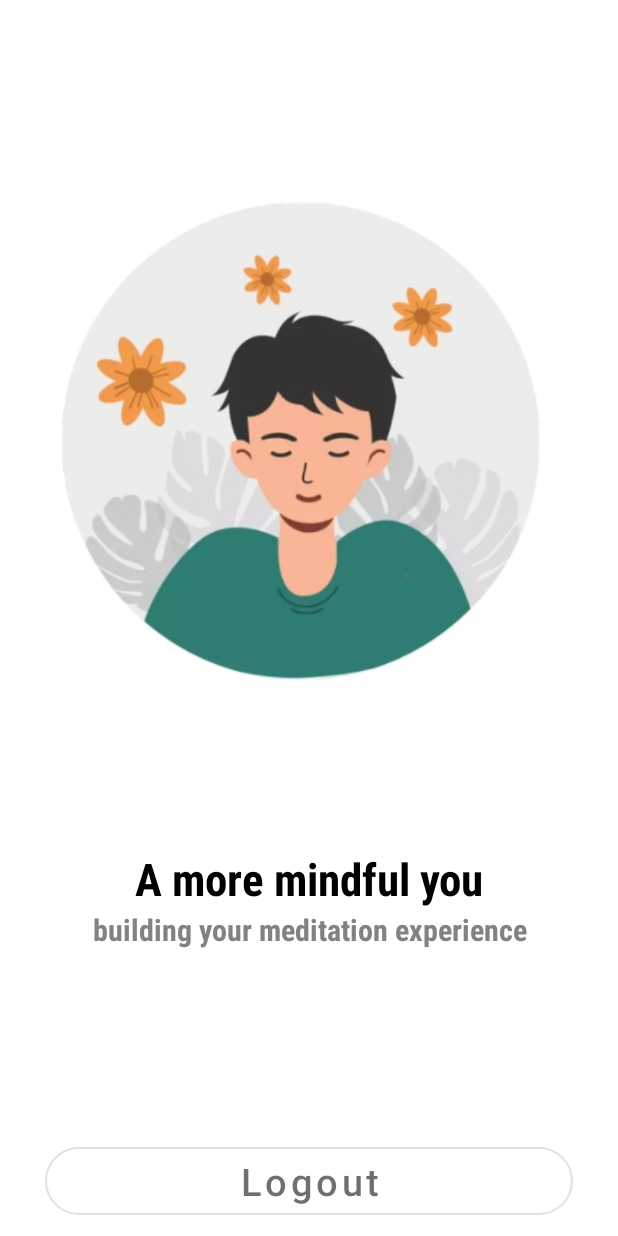
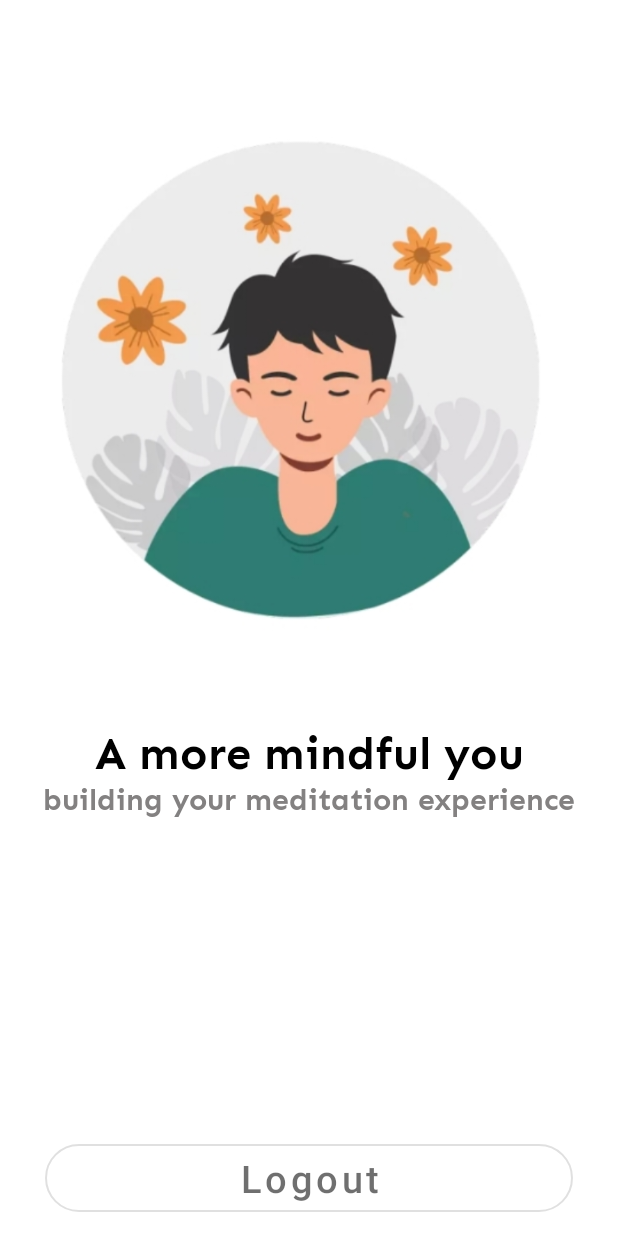
Before and after one commit to Praveen101997/Assignment-App, an Android app: the layout activity_main.xml on its own in the app's theme, with its tools: preview values and no code run, on a phone screen of 412 x 824 dp. Run offline under Robolectric (Android 15) with nearby library versions, the phone set to English and light mode, and no system bars; Roboto replaces fonts that are not available here.

Commit message:
Minor Fixes

```diff
--- a/app/build.gradle
+++ b/app/build.gradle
@@ -9,8 +9,8 @@ android {
         applicationId "com.praveen.atomapp"
         minSdkVersion 23
         targetSdkVersion 29
-        versionCode 1
-        versionName "1.0"
+        versionCode 2
+        versionName "2.0-beta"
 
         testInstrumentationRunner "androidx.test.runner.AndroidJUnitRunner"
     }
--- a/app/src/main/java/com/praveen/atomapp/LoginActivity.java
+++ b/app/src/main/java/com/praveen/atomapp/LoginActivity.java
@@ -33,6 +33,7 @@ public class LoginActivity extends AppCompatActivity{
 
     private String TAG = "Login Activity";
 
+    // Variable Declarations
     private LoginActivity binding;
     private FirebaseAuth mAuth;
     private GoogleSignInClient mGoogleSignInClient;
@@ -50,8 +51,9 @@ public class LoginActivity extends AppCompatActivity{
         super.onCreate(savedInstanceState);
         setContentView(R.layout.activity_login);
 
+        // Initialize Variables
         initialiseFields();
-
+        // Set clicklistenser on necessary fields
         clickListeners();
 
 
--- a/app/src/main/java/com/praveen/atomapp/RegistrationActivity.java
+++ b/app/src/main/java/com/praveen/atomapp/RegistrationActivity.java
@@ -26,6 +26,7 @@ public class RegistrationActivity extends AppCompatActivity{
 
     final String TAG = "Registration Activity :";
 
+    // Variable Declarations
     String uname;
     private EditText person_name;
     private MaterialButton goto_home_btn;
@@ -41,8 +42,9 @@ public class RegistrationActivity extends AppCompatActivity{
         super.onCreate(savedInstanceState);
         setContentView(R.layout.activity_registration);
 
+        // Initilaize Variables and fields
         initialiseFields();
-
+        // Set Click Listener On Necessary Fields
         clickListeners();
 
     }
@@ -128,6 +130,7 @@ public class RegistrationActivity extends AppCompatActivity{
         Log.d(TAG,"Username : " + uname);
     }
 
+    // Get User Detial from Realtime database
     private void getUserFromDatabase(DatabaseReference ref){
 
         ref.addValueEventListener(new ValueEventListener() {
--- a/app/src/main/res/layout/activity_main.xml
+++ b/app/src/main/res/layout/activity_main.xml
@@ -1,5 +1,5 @@
 <?xml version="1.0" encoding="utf-8"?>
-<androidx.constraintlayout.widget.ConstraintLayout xmlns:android="http://schemas.android.com/apk/res/android"
+<RelativeLayout xmlns:android="http://schemas.android.com/apk/res/android"
     xmlns:app="http://schemas.android.com/apk/res-auto"
     xmlns:tools="http://schemas.android.com/tools"
     android:layout_width="match_parent"
@@ -10,16 +10,16 @@
     <ImageView
         android:id="@+id/mediate_logo"
         android:layout_width="match_parent"
-        android:layout_height="0dp"
+        android:layout_height="wrap_content"
         android:layout_marginStart="10dp"
         android:layout_marginTop="10dp"
         android:layout_marginEnd="10dp"
         android:src="@drawable/main_logo"
-        app:layout_constraintBottom_toTopOf="@+id/stogan_txt3"
-        app:layout_constraintEnd_toEndOf="parent"
-        app:layout_constraintHorizontal_bias="0.0"
-        app:layout_constraintStart_toStartOf="parent"
-        app:layout_constraintTop_toTopOf="parent" />
+        android:layout_alignParentStart="true"
+        android:layout_alignParentEnd="true"
+        android:layout_alignParentTop="true"
+        android:foregroundGravity="center"
+         />
 
     <TextView
         android:id="@+id/stogan_txt3"
@@ -27,37 +27,35 @@
         android:layout_height="wrap_content"
         android:layout_marginStart="50dp"
         android:layout_marginEnd="50dp"
-        android:fontFamily="sans-serif-condensed-medium"
+        android:fontFamily="@font/sen_bold"
         android:text="@string/slogan3"
         android:textAlignment="center"
         android:textColor="#000"
         android:textSize="30sp"
         android:textStyle="bold"
-        app:layout_constraintBottom_toTopOf="@+id/stogan_txt4"
-        app:layout_constraintEnd_toEndOf="parent"
-        app:layout_constraintHorizontal_bias="1.0"
-        app:layout_constraintStart_toStartOf="parent"
-        app:layout_constraintTop_toBottomOf="@+id/mediate_logo" />
+        android:layout_alignParentStart="true"
+        android:layout_alignParentEnd="true"
+        android:layout_below="@+id/mediate_logo"
+         />
 
 
     <TextView
         android:id="@+id/stogan_txt4"
         android:layout_width="match_parent"
         android:layout_height="wrap_content"
-        android:layout_marginStart="50dp"
-        android:layout_marginEnd="50dp"
-        android:layout_marginBottom="125dp"
-        android:fontFamily="sans-serif-condensed-medium"
+        android:layout_marginStart="10dp"
+        android:layout_marginEnd="10dp"
+        android:layout_marginBottom="225dp"
+        android:fontFamily="@font/sen_bold"
         android:text="@string/slogan4"
         android:textAlignment="center"
         android:textColor="#838181"
         android:textSize="20sp"
         android:textStyle="bold"
-        app:layout_constraintBottom_toTopOf="@+id/logout"
-        app:layout_constraintEnd_toEndOf="parent"
-        app:layout_constraintHorizontal_bias="1.0"
-        app:layout_constraintStart_toStartOf="parent"
-        app:layout_constraintTop_toBottomOf="@+id/stogan_txt3" />
+        android:layout_alignParentStart="true"
+        android:layout_alignParentEnd="true"
+        android:layout_below="@+id/stogan_txt3"
+         />
 
     <com.google.android.material.button.MaterialButton
         style="@style/Widget.MaterialComponents.Button.OutlinedButton"
@@ -68,18 +66,18 @@
         android:layout_height="wrap_content"
         android:layout_marginStart="30dp"
         android:layout_marginEnd="30dp"
-        android:layout_marginBottom="8dp"
+        android:layout_marginBottom="10dp"
         android:paddingTop="5dp"
         android:paddingBottom="5dp"
         android:text="Logout"
         android:textSize="25sp"
         android:textAllCaps="false"
-        app:layout_constraintEnd_toEndOf="parent"
-        app:layout_constraintStart_toStartOf="parent"
-        app:layout_constraintBottom_toBottomOf="parent"
-        app:layout_constraintTop_toBottomOf="@+id/stogan_txt4" />
+        android:layout_alignParentStart="true"
+        android:layout_alignParentEnd="true"
+        android:layout_alignParentBottom="true"
+        />
 
 
 
 
-</androidx.constraintlayout.widget.ConstraintLayout>
+</RelativeLayout>
--- a/app/src/main/res/layout/activity_registration.xml
+++ b/app/src/main/res/layout/activity_registration.xml
@@ -38,7 +38,7 @@
         android:textSize="30sp"
         android:textStyle="bold"
         android:textColor="#000"
-        android:fontFamily="sans-serif-condensed-medium"
+        android:fontFamily="@font/sen_bold"
         android:textAlignment="textStart"
         app:layout_constraintEnd_toEndOf="parent"
         app:layout_constraintHorizontal_bias="0.584"
@@ -58,7 +58,7 @@
         android:textSize="30sp"
         android:textStyle="bold"
         android:textColor="#000"
-        android:fontFamily="sans-serif-condensed-medium"
+        android:fontFamily="@font/sen_bold"
         android:textAlignment="textStart"
         app:layout_constraintEnd_toEndOf="parent"
         app:layout_constraintStart_toStartOf="parent"
@@ -78,6 +78,7 @@
         android:textSize="20sp"
         android:textStyle="bold"
         android:textColor="#000"
+        android:fontFamily="@font/sen_bold"
         app:layout_constraintEnd_toEndOf="parent"
         app:layout_constraintHorizontal_bias="0.497"
         app:layout_constraintStart_toStartOf="parent"
```
Also changed, not shown: app/src/main/java/com/praveen/atomapp/MainActivity.java (+14 -26 lines), app/src/main/res/layout/activity_login.xml (+5 -4 lines), app/src/main/res/font/sen_bold.ttf (added).
